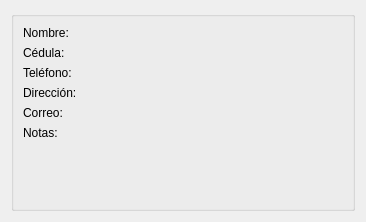
ehmsoft/Desktop, file AbogadosDesktop/src/gui/uis/verPersona.ui: the form before one commit.
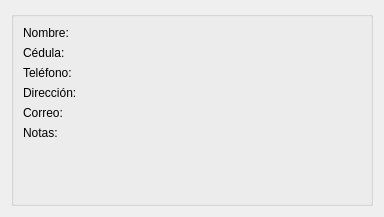
The form after the commit.

Commit message: Se cambia el tamaño mínimo de ciertos elementos de la interfaz para arreglar el problema que aparecen en pequeños las ventanas en ver.

The edit to the form file:
```diff
--- a/AbogadosDesktop/src/gui/uis/verPersona.ui
+++ b/AbogadosDesktop/src/gui/uis/verPersona.ui
@@ -6,10 +6,16 @@
    <rect>
     <x>0</x>
     <y>0</y>
-    <width>366</width>
-    <height>222</height>
+    <width>384</width>
+    <height>217</height>
    </rect>
   </property>
+  <property name="minimumSize">
+   <size>
+    <width>300</width>
+    <height>217</height>
+   </size>
+  </property>
   <property name="windowTitle">
    <string>Ver Persona</string>
   </property>
@@ -22,6 +28,12 @@
        <verstretch>0</verstretch>
       </sizepolicy>
      </property>
+     <property name="minimumSize">
+      <size>
+       <width>0</width>
+       <height>0</height>
+      </size>
+     </property>
      <property name="title">
       <string/>
      </property>
```
The commit also changes 6 other files.
